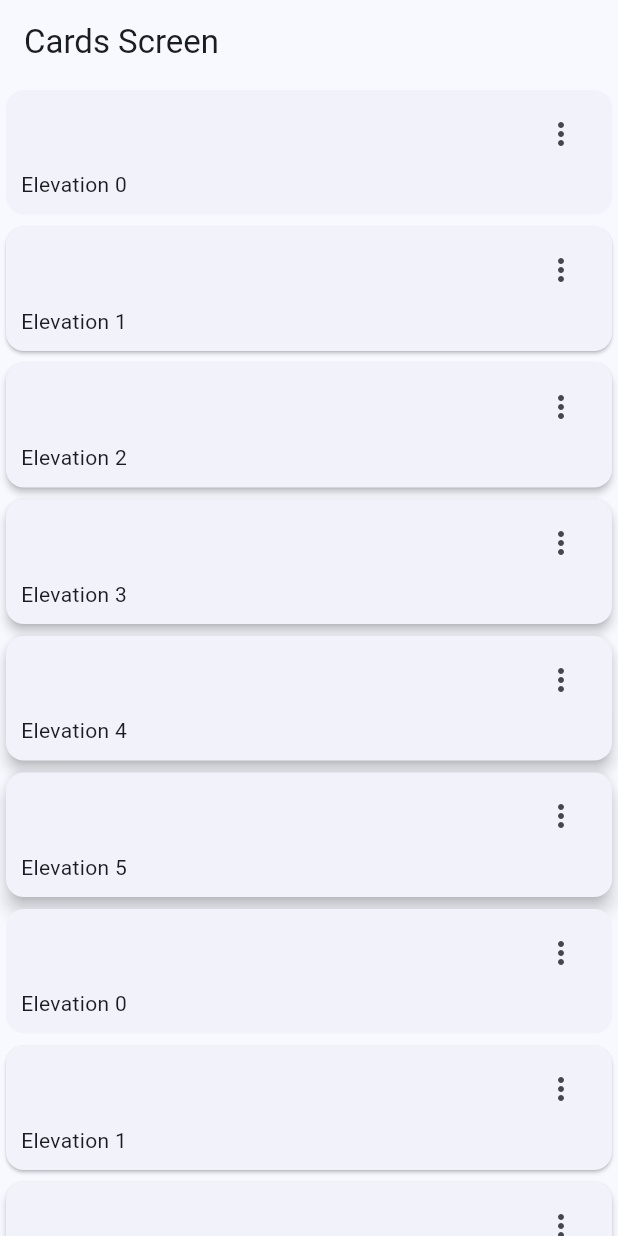
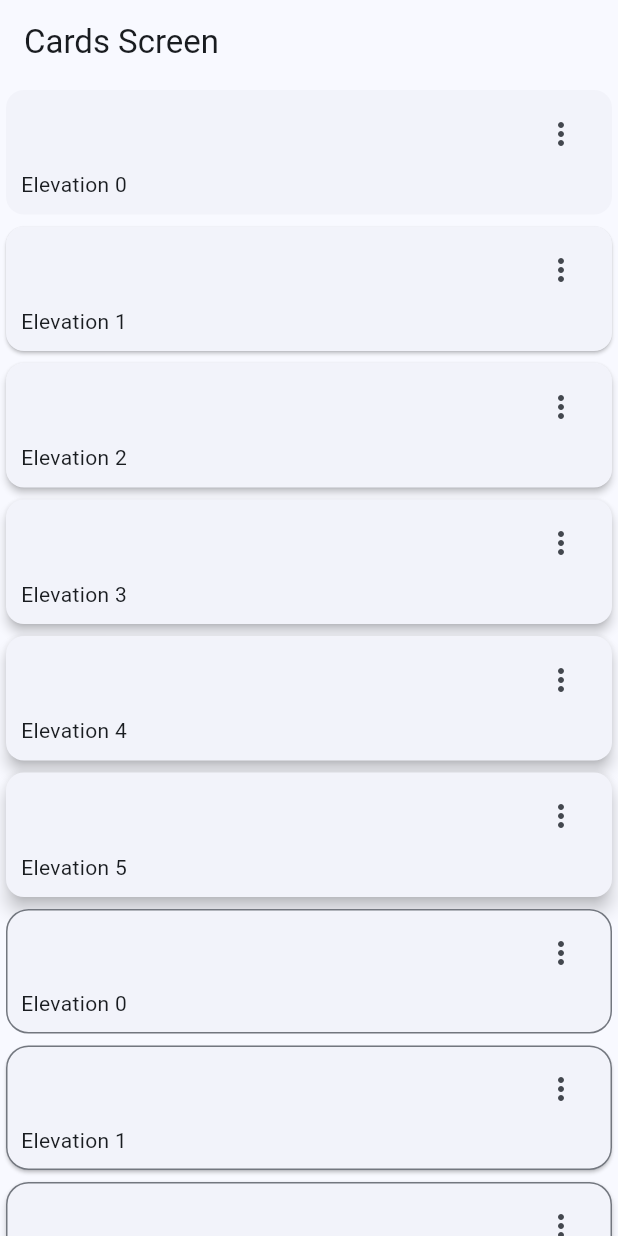
Before and after one commit to tecBogarin/witget_flutter, a Flutter app: the CardsScreen screen opened by its route, on a phone screen of 412 x 824 dp. Run offline on Flutter 3.47's test engine with Material 2 defaults, Android fonts, the phone set to English and light mode, and no system bars; our stand-ins replace go_router.

Commit message:
creando otro tipo de tarjetas

```diff
--- a/lib/screens/cards/cards_screen.dart
+++ b/lib/screens/cards/cards_screen.dart
@@ -25,7 +25,7 @@ class CardsScreen extends StatelessWidget {
             ...cards.map((card) =>
                 _CardType1(label: card['label'], elevation: card['elevation'])),
             ...cards.map((card) =>
-                _CardType1(label: card['label'], elevation: card['elevation'])),
+                _CardType2(label: card['label'], elevation: card['elevation'])),
           ],
         ),
       ),
@@ -59,3 +59,39 @@ class _CardType1 extends StatelessWidget {
         ),
       );
 }
+
+class _CardType2 extends StatelessWidget {
+  final String label;
+  final double elevation;
+  const _CardType2({required this.label, required this.elevation});
+
+  @override
+  Widget build(BuildContext context) {
+    final colors =Theme.of(context).colorScheme;
+    return Card(
+
+        elevation: elevation,
+        shape:  RoundedRectangleBorder(
+          side: BorderSide(
+            color: colors.outline
+          ),
+            borderRadius: const BorderRadius.all(Radius.circular(15))),
+        child: Padding(
+          padding: const EdgeInsets.fromLTRB(10, 5, 10, 10),
+          child: Column(
+            children: [
+              Align(
+                  alignment: Alignment.topRight,
+                  child: IconButton(
+                      onPressed: () {},
+                      icon: const Icon(Icons.more_vert_outlined))),
+              Align(
+                alignment: Alignment.bottomLeft,
+                child: Text(label),
+              )
+            ],
+          ),
+        ),
+      );
+      }
+}
```
